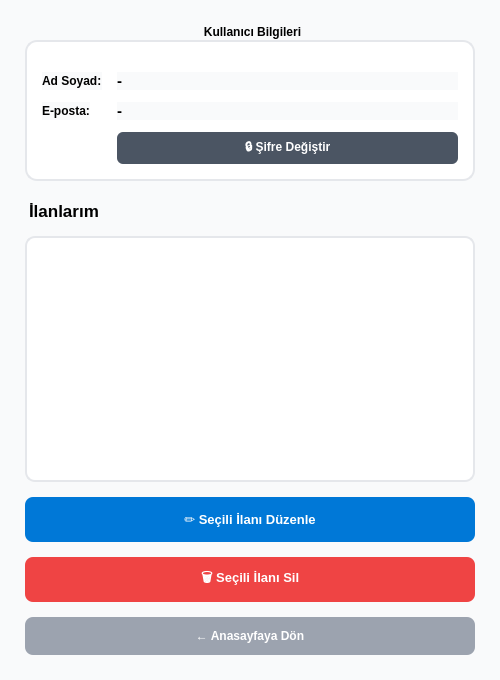
Before: the Qt Designer form profil.ui in Online-Alim-Satim-Platformu/Online-Alim-Satim-Platformu, drawn with Qt 5.
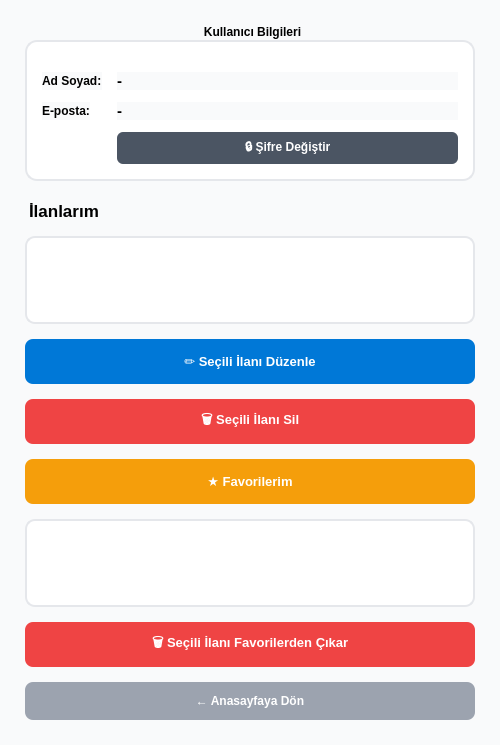
After: the same form once the commit is applied.

The edit to the form file:
```diff
--- a/profil.ui
+++ b/profil.ui
@@ -148,6 +148,60 @@
      <property name="text"><string>🗑 Seçili İlanı Sil</string></property>
     </widget>
    </item>
+   <item>
+    <widget class="QPushButton" name="btnFavorilerim">
+     <property name="minimumSize"><size><width>0</width><height>45</height></size></property>
+     <property name="cursor"><cursorShape>PointingHandCursor</cursorShape></property>
+     <property name="styleSheet">
+      <string notr="true">QPushButton { background-color: #f59e0b; color: white; font-weight: bold; font-size: 10pt; border-radius: 8px; }
+QPushButton:hover { background-color: #d97706; }
+QPushButton:pressed { background-color: #b45309; }</string>
+     </property>
+     <property name="text"><string>★ Favorilerim</string></property>
+    </widget>
+   </item>
+   <item>
+    <widget class="QListWidget" name="listFavoriler">
+     <property name="visible">
+      <bool>false</bool>
+     </property>
+     <property name="styleSheet">
+      <string notr="true">QListWidget {
+    background-color: white;
+    border: 2px solid #e5e7eb;
+    border-radius: 10px;
+    padding: 8px;
+    font-size: 11pt;
+    color: #000000;
+}
+QListWidget::item {
+    color: #000000;
+    padding: 10px;
+    border-bottom: 1px solid #f3f4f6;
+}
+QListWidget::item:selected {
+    background-color: #fef3c7;
+    color: #92400e;
+    border-radius: 6px;
+}</string>
+     </property>
+    </widget>
+   </item>
+   <item>
+    <widget class="QPushButton" name="btnFavoridenCikar">
+     <property name="visible">
+      <bool>false</bool>
+     </property>
+     <property name="minimumSize"><size><width>0</width><height>45</height></size></property>
+     <property name="cursor"><cursorShape>PointingHandCursor</cursorShape></property>
+     <property name="styleSheet">
+      <string notr="true">QPushButton { background-color: #ef4444; color: white; font-weight: bold; font-size: 10pt; border-radius: 8px; }
+QPushButton:hover { background-color: #dc2626; }
+QPushButton:pressed { background-color: #991b1b; }</string>
+     </property>
+     <property name="text"><string>🗑 Seçili İlanı Favorilerden Çıkar</string></property>
+    </widget>
+   </item>
    <item>
     <widget class="QPushButton" name="btnGeri">
      <property name="minimumSize"><size><width>0</width><height>38</height></size></property>
```
